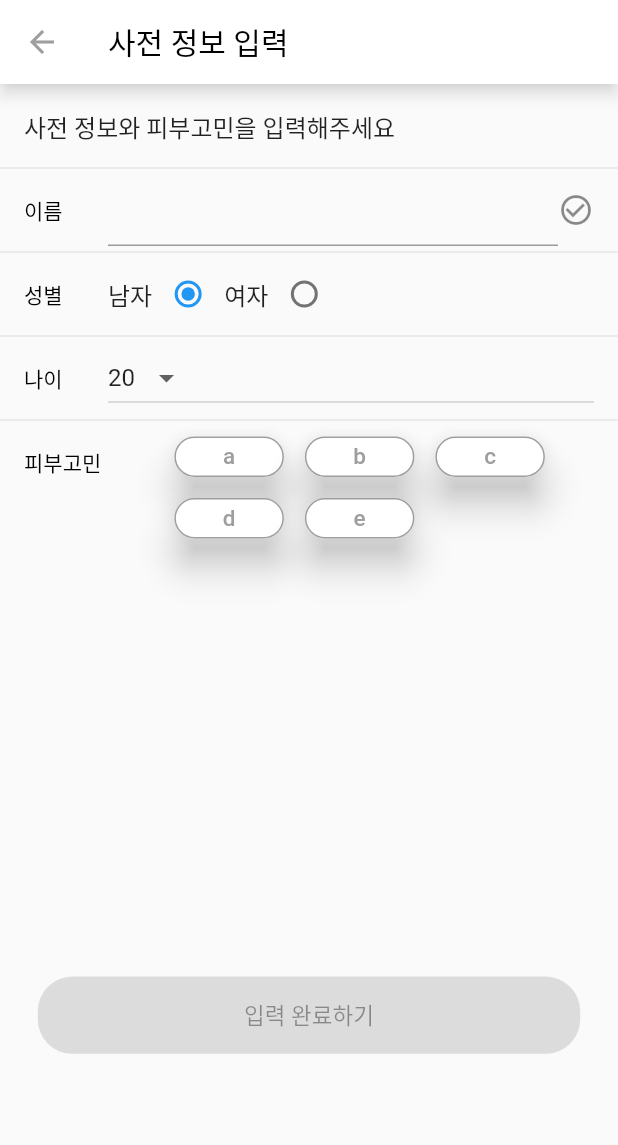
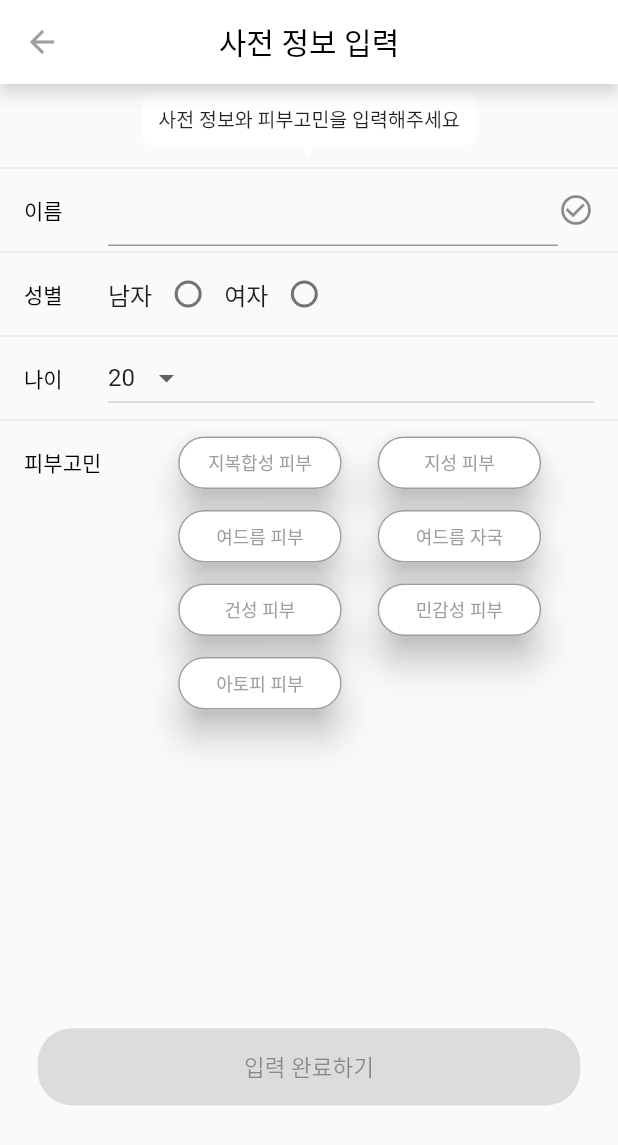
Before and after one commit to aliwo/acleane, a Flutter app: the _RegisterScreenScaffold screen opened directly, on a phone screen of 412 x 824 dp. Shown: the top 1145 px of the screen. Run offline on Flutter 3.47's test engine with Material 2 defaults, Android fonts, the phone set to English and light mode, and no system bars; drawn by our look-alikes of custom_radio_grouped_button; our stand-ins replace bloc, equatable, flutter_bloc, flutter_screenutil, flutter_secure_storage, flutter_svg and 1 more; accounts and stored records are empty; generated files the repository leaves out were written again; Roboto replaces fonts that are missing (NanumSquare).

Commit message:
모양 완성. theme만들고 버튼들 동작하도록 구현 해야 함.

```diff
--- a/lib/screen/register_screen.dart
+++ b/lib/screen/register_screen.dart
@@ -1,8 +1,10 @@
 import 'package:acleane/bloc_layer/bloc/authentication/authentication_bloc.dart';
+import 'package:acleane/theme/theme.dart';
 import 'package:flutter/cupertino.dart';
 import 'package:flutter/material.dart';
 import 'package:custom_radio_grouped_button/custom_radio_grouped_button.dart';
 import 'package:flutter_bloc/flutter_bloc.dart';
+import 'package:flutter_svg/flutter_svg.dart';
 
 enum Gender { MAN, WOMEN }
 
@@ -27,17 +29,21 @@ class _RegisterScreenState extends State<RegisterScreen> {
 
 class _RegisterScreenScaffold extends StatefulWidget {
   _RegisterScreenScaffold({Key key}) : super(key: key);
+
   @override
   State<StatefulWidget> createState() => _RegisterScreenScaffoldState();
 }
 
 class _RegisterScreenScaffoldState extends State<_RegisterScreenScaffold> {
-  Gender _gender = Gender.MAN;
+  Gender _gender;
   int _age = 20;
+
   @override
   Widget build(BuildContext context) {
     return Scaffold(
+      resizeToAvoidBottomPadding: false,
       appBar: AppBar(
+        centerTitle: true,
         shadowColor: Colors.white,
         backgroundColor: Colors.white,
         leading: FlatButton(
@@ -56,9 +62,7 @@ class _RegisterScreenScaffoldState extends State<_RegisterScreenScaffold> {
           children: ListTile.divideTiles(
                 context: context,
                 tiles: [
-                  ListTile(
-                    title: Text('사전 정보와 피부고민을 입력해주세요'),
-                  ),
+                  ListTile(title: InstructionBalloon('사전 정보와 피부고민을 입력해주세요')),
                   ListTile(
                     leading: Text('이름'),
                     title: Row(
@@ -106,32 +110,37 @@ class _RegisterScreenScaffoldState extends State<_RegisterScreenScaffold> {
                     leading: Text('피부고민'),
                     title: CustomCheckBoxGroup(
                       buttonTextStyle: ButtonTextStyle(
-                          unSelectedColor: Colors.grey, selectedColor: Colors.deepOrange),
+                          unSelectedColor: Colors.grey,
+                          selectedColor: Colors.deepOrange,
+                          textStyle: TextStyle(fontSize: 12)),
                       unSelectedColor: Colors.white,
                       selectedColor: Colors.white,
                       unSelectedBorderColor: Colors.grey,
                       selectedBorderColor: Colors.deepOrange,
                       enableShape: true,
                       enableButtonWrap: true,
-                      width: 73,
-                      height: 27,
-                      buttonLables: ['a', 'b', 'c', 'd', 'e'],
-                      buttonValuesList: [1, 2, 3, 4, 5],
+                      spacing: 10,
+                      width: 109,
+                      // height: 27,
+                      buttonLables: [
+                        '지복합성 피부',
+                        '지성 피부',
+                        '여드름 피부',
+                        '여드름 자국',
+                        '건성 피부',
+                        '민감성 피부',
+                        '아토피 피부'
+                      ],
+                      buttonValuesList: [1, 2, 3, 4, 5, 6, 7],
                     ),
                   ),
                 ],
               ).toList() +
               [
                 Spacer(flex: 1435),
-                SizedBox(
-                  width: MediaQuery.of(context).size.width * (316 / 360),
-                  height: MediaQuery.of(context).size.height * (40 / 640),
-                  child: ElevatedButton(
-                      style: ElevatedButton.styleFrom(
-                          shape: RoundedRectangleBorder(
-                              borderRadius: BorderRadius.all(Radius.circular(23)))),
-                      onPressed: null,
-                      child: Text('입력 완료하기')),
+                OKButton(
+                  child: Text('입력 완료하기'),
+                  onPressed: null,
                 ),
                 Spacer(flex: 620),
               ]),
--- a/lib/theme/theme.dart
+++ b/lib/theme/theme.dart
@@ -1,8 +1,59 @@
 import 'package:flutter/material.dart';
 import 'package:flutter_screenutil/flutter_screenutil.dart';
+import 'package:flutter_svg/svg.dart';
 
 class palette {
   static Color highlight1 = Color(0xff6977E4);
+}
+
+class OKButton extends StatefulWidget {
+  final Widget _child;
+  final Function _onPressed;
+  OKButton({@required Widget child, @required Function onPressed})
+      : _child = child,
+        _onPressed = onPressed;
+  @override
+  State<StatefulWidget> createState() => _OKButtonState(child: _child, onPressed: _onPressed);
+}
+
+class _OKButtonState extends State<OKButton> {
+  final Widget _child;
+  final Function _onPressed;
+  _OKButtonState({@required Widget child, @required Function onPressed})
+      : _child = child,
+        _onPressed = onPressed;
+  @override
+  Widget build(BuildContext context) {
+    return SizedBox(
+        width: MediaQuery.of(context).size.width * (316 / 360),
+        height: MediaQuery.of(context).size.height * (40 / 640),
+        child: ElevatedButton(
+            style: ElevatedButton.styleFrom(
+                shape: RoundedRectangleBorder(borderRadius: BorderRadius.all(Radius.circular(23)))),
+            onPressed: _onPressed,
+            child: _child));
+  }
+}
+
+class InstructionBalloon extends StatelessWidget {
+  String _text;
+  InstructionBalloon(text) : _text = text;
+  @override
+  Widget build(BuildContext context) {
+    return Stack(
+      alignment: Alignment.center,
+      children: [
+        Center(child: SvgPicture.asset('images/svg/balloon.svg')),
+        Container(
+          margin: EdgeInsets.only(bottom: 10),
+          child: Text(
+            _text,
+            style: TextStyle(fontSize: 13, fontFamily: 'NanumSquare'),
+          ),
+        ),
+      ],
+    );
+  }
 }
 
 final coreTheme = ThemeData(
--- a/pubspec.yaml
+++ b/pubspec.yaml
@@ -60,6 +60,7 @@ flutter:
     # To add assets to your application, add an assets section, like this:
     assets:
       - images/svg/logo.svg
+      - images/svg/
     # An image asset can refer to one or more resolution-specific "variants", see
     # https://flutter.dev/assets-and-images/#resolution-aware.
 
```
Also changed, not shown: images/svg/balloon.svg (added), 1 other file.
